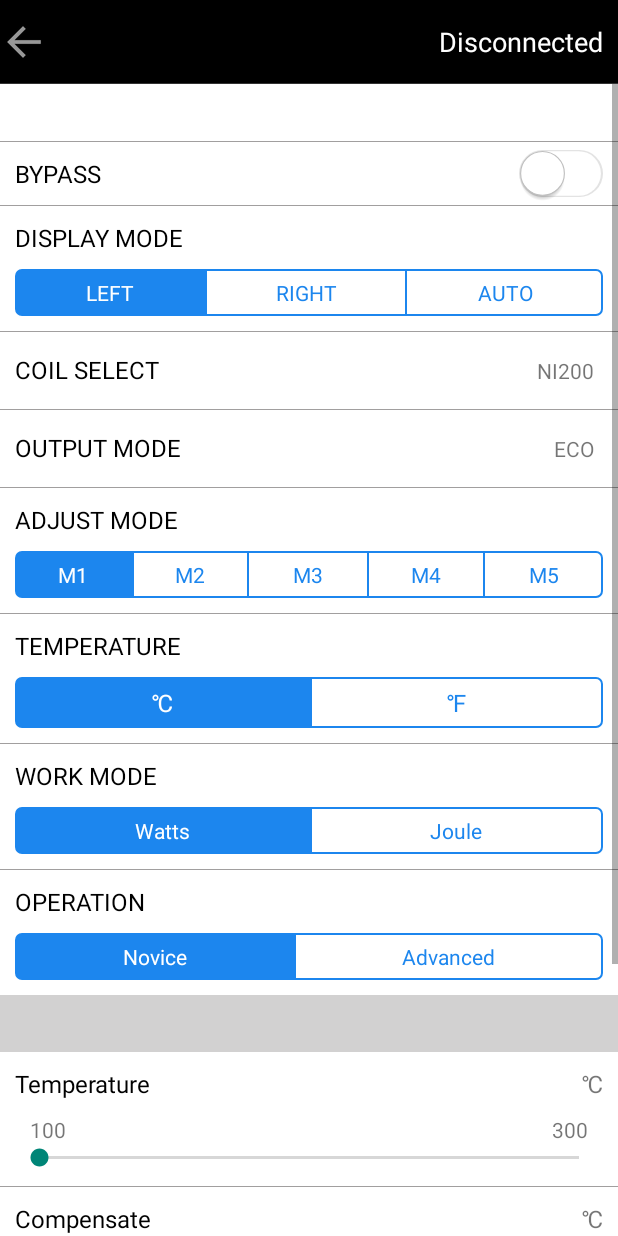
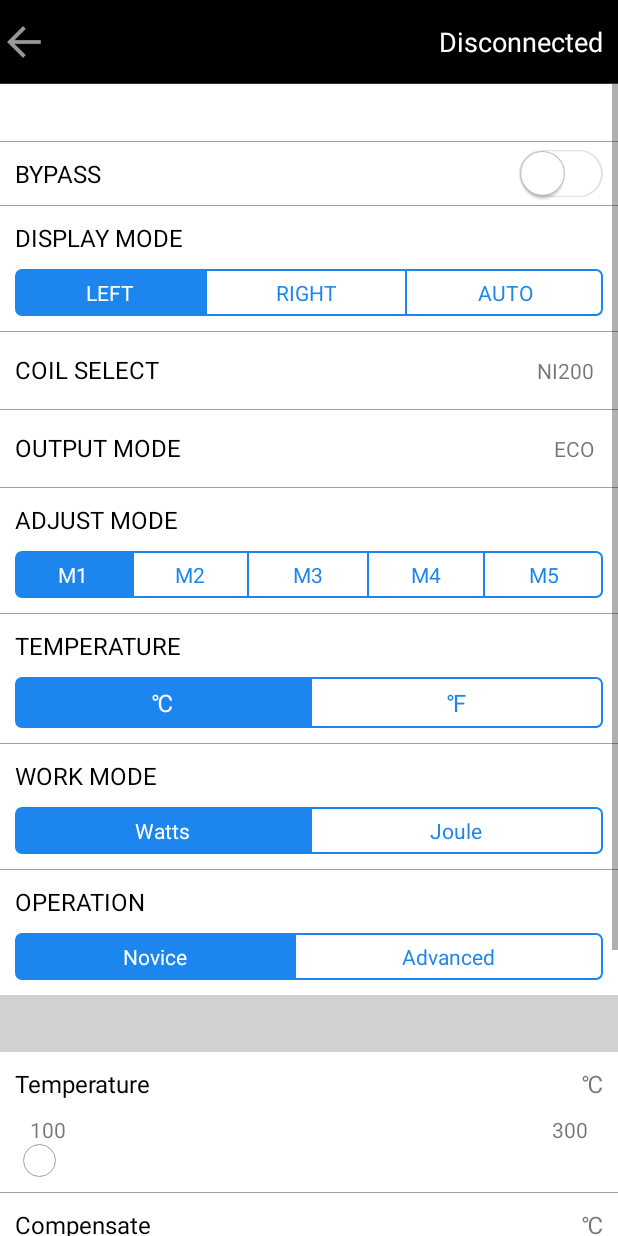
Before and after one commit to androidwuchenghui/SXi, an Android app: the SetDetailsActivity screen opened directly, with no data from a screen before it, on a phone screen of 412 x 824 dp. Run offline under Robolectric (Android 15) with nearby library versions, the phone set to English and light mode, and no system bars; our stand-ins replace ButterKnife; libraries missing offline, so code that uses them is left out: com.activeandroid, com.activeandroid.annotation, com.activeandroid.query; 27 statements that could not run were skipped.

```diff
--- a/app/src/main/java/com/yihai/wu/appcontext/MyApplication.java
+++ b/app/src/main/java/com/yihai/wu/appcontext/MyApplication.java
@@ -2,9 +2,6 @@ package com.yihai.wu.appcontext;
 
 import com.activeandroid.ActiveAndroid;
 import com.activeandroid.app.Application;
-import com.crashlytics.android.Crashlytics;
-
-import io.fabric.sdk.android.Fabric;
 
 /**
  * Created by ${Wu} on 2016/12/15.
@@ -16,7 +13,7 @@ public class MyApplication extends Application {
     public void onCreate() {
         super.onCreate();
         ActiveAndroid.initialize(this);
-        Fabric.with(this, new Crashlytics());
+//        Fabric.with(this, new Crashlytics());
     }
 
     @Override
--- a/app/src/main/java/com/yihai/wu/sxi/SetDetailsActivity.java
+++ b/app/src/main/java/com/yihai/wu/sxi/SetDetailsActivity.java
@@ -153,6 +153,7 @@ public class SetDetailsActivity extends AppCompatActivity {
 
         Intent gattServiceIntent = new Intent(SetDetailsActivity.this, BluetoothLeService.class);
         bindService(gattServiceIntent, mServiceConnection, BIND_AUTO_CREATE);
+
     }
 
     @Override
--- /dev/null
+++ b/app/src/main/res/drawable/seekbar_color.xml
@@ -0,0 +1,11 @@
+<?xml version="1.0" encoding="utf-8"?>
+<layer-list xmlns:android="http://schemas.android.com/apk/res/android">
+    <item android:id="@android:id/progress">
+        <clip>
+            <shape>
+                <solid android:color="@color/blueSky"/>
+            </shape>
+        </clip>
+    </item>
+
+</layer-list>
--- /dev/null
+++ b/app/src/main/res/drawable/seekbar_thumb.xml
@@ -0,0 +1,21 @@
+<?xml version="1.0" encoding="utf-8"?>
+<selector xmlns:android="http://schemas.android.com/apk/res/android">
+	<!-- normal -->
+	<item>
+		<layer-list>
+			<item>
+				<shape android:shape="oval">
+					<stroke
+						android:width="0.6dp"
+						android:color="@color/colorGray"
+						/>
+					<size
+						android:width="22dp"
+						android:height="22dp"/>
+					<solid android:color="@color/colorWhite"/>
+				</shape>
+			</item>
+
+		</layer-list>
+	</item>
+</selector>
--- a/app/src/main/res/layout/activity_setdetails.xml
+++ b/app/src/main/res/layout/activity_setdetails.xml
@@ -539,6 +539,9 @@
                 android:layout_height="wrap_content"
                 android:layout_marginBottom="10dp"
                 android:max="200"
+                android:progressDrawable="@drawable/seekbar_color"
+                android:maxHeight="3dip"
+                android:thumb="@drawable/seekbar_thumb"
                 />
 
             <View
@@ -608,6 +611,9 @@
                 android:layout_height="wrap_content"
                 android:layout_marginBottom="10dp"
                 android:max="50"
+                android:progressDrawable="@drawable/seekbar_color"
+                android:maxHeight="3dip"
+                android:thumb="@drawable/seekbar_thumb"
                 />
 
             <View
@@ -669,6 +675,9 @@
                 android:layout_height="wrap_content"
                 android:layout_marginBottom="10dp"
                 android:max="650"
+                android:progressDrawable="@drawable/seekbar_color"
+                android:maxHeight="3dip"
+                android:thumb="@drawable/seekbar_thumb"
                 />
 
             <View
@@ -731,11 +740,16 @@
                 </LinearLayout>
 
                 <SeekBar
+                    android:layout_marginLeft="10dp"
+                    android:layout_marginRight="10dp"
                     android:id="@+id/seekBar_set_power"
                     android:layout_width="match_parent"
                     android:layout_height="wrap_content"
                     android:layout_marginBottom="10dp"
                     android:max="1950"
+                    android:progressDrawable="@drawable/seekbar_color"
+                    android:maxHeight="3dip"
+                    android:thumb="@drawable/seekbar_thumb"
                     />
 
             </LinearLayout>
@@ -801,6 +815,9 @@
                     android:layout_height="wrap_content"
                     android:layout_marginBottom="10dp"
                     android:max="1100"
+                    android:progressDrawable="@drawable/seekbar_color"
+                    android:maxHeight="3dip"
+                    android:thumb="@drawable/seekbar_thumb"
                     />
 
             </LinearLayout>
--- a/sxi_library/build.gradle
+++ b/sxi_library/build.gradle
@@ -30,4 +30,5 @@ dependencies {
     testCompile 'junit:junit:4.12'
     compile 'com.jakewharton:butterknife:7.0.1'
     compile 'com.github.bumptech.glide:glide:3.7.0'
+    compile 'com.android.support:percent:25.0.1'
 }
```
Also changed, not shown: app/src/main/java/com/yihai/wu/sxi/BluetoothLeService.java (+11 -1 lines), app/src/main/java/com/yihai/wu/sxi/MainActivity.java (+16 -6 lines), app/src/main/res/layout/activity_main.xml (+206 -104 lines).
